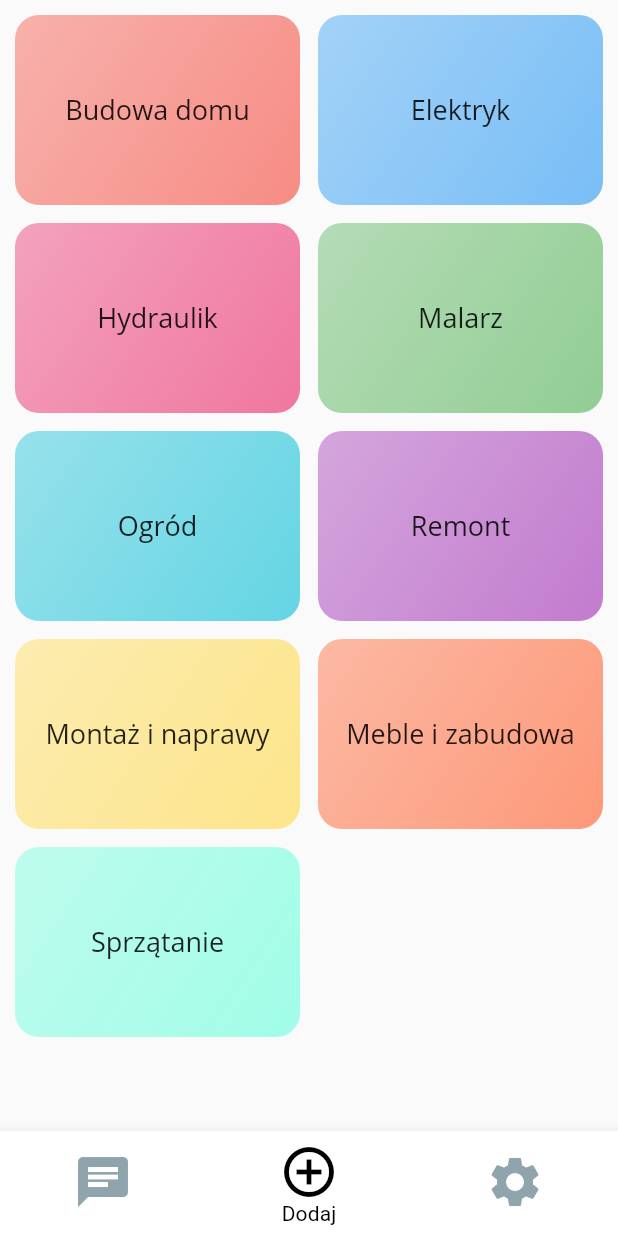
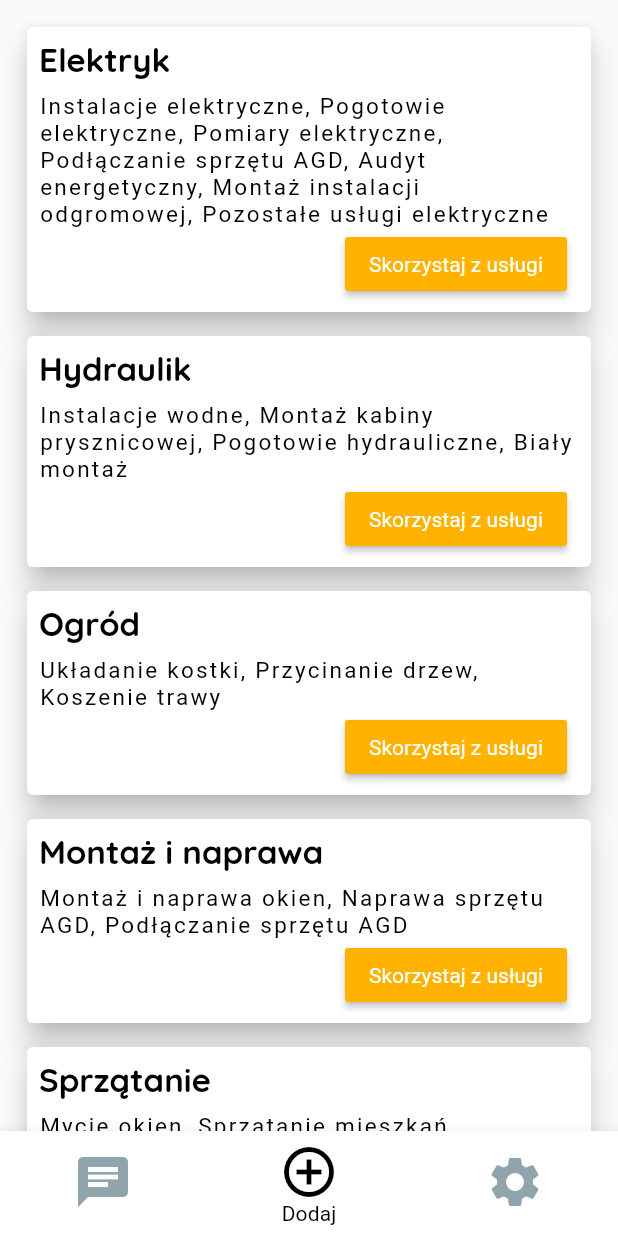
Before and after one commit to AdamTrybus/emfor, a Flutter app: the OverviewScreen screen opened directly with empty values, on a phone screen of 412 x 824 dp. Run offline on Flutter 3.47's test engine with Material 2 defaults, Android fonts, the light colour scheme and no system bars; our stand-ins replace cloud_firestore, file_picker, firebase_auth, firebase_storage, google_maps_flutter, image_picker and 5 more; missing offline and left inert: flutter_google_places, geocoder, google_maps_webservice; accounts and stored records are empty.

```diff
--- a/lib/providers/categories.dart
+++ b/lib/providers/categories.dart
@@ -151,6 +151,333 @@ class Categories {
           ],
         },
       },
+    },
+    "Hydraulik": {
+      "Instalacje wodne": {
+        "Jakiej usługi potrzebujesz?": {
+          "multi": true,
+          "options": [
+            "montaż",
+            "naprawa",
+            "przegląd",
+            "wymiana",
+          ],
+        },
+        "Czego dotyczy usługa?": {
+          "multi": false,
+          "options": [
+            "całej instalacji",
+            "armatury wodnej (sanitarnej)",
+            "rur",
+            "wodomierzy",
+            "inne - opiszę w ostatnim kroku",
+          ],
+        },
+        "Ilu pomieszczeń dotyczy usługa?": {
+          "multi": false,
+          "options": [
+            "1",
+            "2",
+            "3",
+            "4 i więcej",
+          ],
+        },
+      },
+      "Montaż kabiny prysznicowej": {
+        "Jakiego rodzaju kabinę chcesz zamontować?": {
+          "multi": false,
+          "options": [
+            "zwykła (natryskowa)",
+            "wielofunkcyjna (np. z hydromasażem)",
+          ],
+        },
+      },
+      "Pogotowie hydrauliczne": {
+        "Co się dzieje?": {
+          "multi": true,
+          "options": [
+            "uszkodzony kran / bateria",
+            "pęknięty zlew / wanna / WC",
+            "pęknięta / zapchana rura",
+            "zepsuta spłuczka",
+            "inne - opiszę w ostatnim kroku",
+          ],
+        },
+        "Gdzie usługa ma być wykonana?": {
+          "multi": false,
+          "options": [
+            "dom",
+            "mieszkanie",
+            "lokal użytkowy / usługowy",
+            "kamienica",
+          ],
+        },
+      },
+      "Biały montaż": {
+        "Jaki sprzęt chcesz zamontować?": {
+          "multi": true,
+          "options": [
+            "brodzik / kabina prysznicowa",
+            "umywalka / zlew",
+            "wanna",
+            "WC",
+            "inne - opiszę w ostatnim kroku",
+          ],
+        },
+        "Jakie dodatkowe usługi Cię interesują?": {
+          "multi": false,
+          "options": [
+            "nie potrzebuję dodatkowych usług",
+            "montaż baterii",
+            "układanie płytek ceramicznych",
+            "inne - opiszę w ostatnim kroku"
+          ],
+        },
+      },
+    },
+    "Ogród": {
+      "Układanie kostki": {
+        "Gdzie chcesz położyć kostkę?": {
+          "multi": true,
+          "options": [
+            "chodnik",
+            "podjazd",
+            "altana",
+            "parking",
+            "opaska wokół domu",
+            "inne - ustalę szczegóły z wykonawcą",
+          ],
+        },
+        "Ile m² kostki chcesz ułożyć?": {
+          "multi": false,
+          "options": [
+            "do 10 m²",
+            "10 - 50 m²",
+            "51 - 100 m²",
+            "101 - 150 m²",
+            "powyżej 150 m²",
+            "ilość",
+          ],
+        },
+        "Czy zapewniasz materiały?": {
+          "multi": false,
+          "options": [
+            "Tak, zapewniam",
+            "Nie, zapewniam",
+          ],
+        },
+      },
+      "Przycinanie drzew": {
+        "Jaki typ drzewa chcesz przyciąć?": {
+          "multi": true,
+          "options": [
+            "iglaste",
+            "liściaste",
+          ],
+        },
+        "ile drzew chcesz przyciąć? ": {
+          "multi": false,
+          "options": [
+            "1",
+            "2-4",
+            "4-10",
+            "Inna ilość",
+          ],
+        },
+      },
+      "Koszenie trawy": {
+        "Obszar koszenia?": {
+          "multi": false,
+          "options": [
+            "mniej niż 10 m²",
+            "10 - 50 m²",
+            "51 - 100 m²",
+            "powyżej 150 m²",
+          ],
+        },
+        "Jaki sprzęt do koszenia posiadasz?": {
+          "multi": true,
+          "options": [
+            "nie zapewniam sprzętu",
+            "kosiarka spalinowa",
+            "kosiarka elektryczna",
+            "podkaszarka",
+            "inny - opiszę w ostatnim kroku",
+          ],
+        },
+      },
+    },
+    "Montaż i naprawa": {
+      "Montaż i naprawa okien": {
+        "Co chcesz zrobić?": {
+          "multi": true,
+          "options": [
+            "Montaż drzwi wewnętrznych",
+            "Montaż drzwi zewnętrznych",
+            "Naprawa okien",
+            "Regulacja drzwi",
+            "Regulacja okien",
+            "Uszczelnianie okien",
+            "Wymiana okien",
+          ],
+        },
+        "Jakiego rodzaju okien/drzwi dotyczy usługa": {
+          "multi": true,
+          "options": [
+            "ścienne (zwykłe okno)",
+            "balkonowe",
+            "dachowe",
+            "przesuwne",
+            "inne - opiszę w ostatnim kroku",
+          ],
+        },
+        "Z jakiego materiału są wykonane okna?": {
+          "multi": false,
+          "options": [
+            "aluminium",
+            "drewno",
+            "PCV",
+            "inne - opiszę w ostatnim kroku",
+          ],
+        },
+        "Ilość okien ulegającym naprawie": {
+          "multi": false,
+          "options": ["1", "1-3", "3-5", "więcej()"],
+        },
+      },
+      "Naprawa sprzętu AGD": {
+        "Jaki sprzęt chcesz naprawić ?": {
+          "multi": true,
+          "options": [
+            "lodówkę",
+            "piekarnik elektryczny",
+            "płytę indukcyjną / ceramiczną",
+            "pralkę / zmywarkę",
+            "inne – pole własne ",
+          ],
+        },
+        "Jakie są problemy ze sprzętem?": {
+          "multi": true,
+          "options": [
+            "hałasuje",
+            "nie włącza się",
+            "przegrzewa się",
+            "wolniej pracuje",
+            "inne - opiszę w ostatnim kroku",
+          ],
+        },
+      },
+      "Podłączanie sprzętu AGD": {
+        "Jaki sprzęt chcesz podłączyć?": {
+          "multi": true,
+          "options": [
+            "lodówkę",
+            "piekarnik elektryczny",
+            "płytę indukcyjną / ceramiczną",
+            "Regulacja drzwi",
+            "pralkę / zmywarkę",
+            "inne – pole własne",
+          ],
+        },
+        "Typ sprzętu": {
+          "multi": false,
+          "options": [
+            "wolnostojący",
+            "pod zabudowę ",
+          ],
+        },
+      },
+    },
+    "Sprzątanie": {
+      "Mycie okien": {
+        "Gdzie chcesz umyć okna?": {
+          "multi": true,
+          "options": [
+            "dom jednorodzinny",
+            "dom wielorodzinny",
+            "mieszkanie",
+            "lokal użytkowy / usługowy",
+            "kamienica",
+            "inne - opiszę w ostatnim kroku"
+          ],
+        },
+        "Jakie okna chcesz umyć": {
+          "multi": true,
+          "options": [
+            "zwykłe okna",
+            "okna balkonowe",
+            "okna dachowe",
+            "witryny",
+            "inne - opiszę w ostatnim kroku",
+          ],
+        },
+        "Ile okien chcesz umyć?": {
+          "multi": false,
+          "options": [
+            "1",
+            "1-3",
+            "3-5",
+            "więcej()",
+          ],
+        },
+      },
+      "Sprzątanie mieszkań": {
+        "Jaka jest powierzchnia mieszkania?": {
+          "multi": true,
+          "options": [
+            "mniej niż 30 m²",
+            "30 - 50 m²",
+            "51 - 70 m²",
+            "71 - 90 m²",
+            "powyżej 90 m²",
+            "inne - opiszę w ostatnim kroku"
+          ],
+        },
+        "jakie pomieszczenia są do posprzątania": {
+          "multi": false,
+          "options": [
+            "pokój",
+            "łazienka",
+            "kuchnia",
+            "piwnica / komórka lokatorska",
+            "inne - opiszę w ostatnim kroku",
+          ],
+        },
+      },
+      "Dezynfekcja": {
+        "Jakiej nieruchomości dotyczy usługa": {
+          "multi": true,
+          "options": [
+            "dom",
+            "mieszkanie",
+            "mieszkanie",
+            "lokal użytkowy / usługowy",
+            "kamienica",
+            "inne - opiszę w ostatnim kroku"
+          ],
+        },
+        "Jakiej usługi poszukujesz?": {
+          "multi": true,
+          "options": [
+            "odkomarzanie",
+            "zwalczanie karaluchów",
+            "zwalczanie much",
+            "zwalczanie os / szerszeni",
+            "zwalczanie pluskiew / obrzeżków / kleszczy",
+            "inne - opiszę w ostatnim kroku",
+          ],
+        },
+        "jaka powierzchnia wymaga dezynsekcji": {
+          "multi": false,
+          "options": [
+            "mniej niż 30 m²",
+            "30 - 50 m²",
+            "51 - 70 m²",
+            "71 - 90 m²",
+            "więcej",
+          ],
+        },
+      },
     }
   };
 }
--- a/lib/screens/chat_detail_screen.dart
+++ b/lib/screens/chat_detail_screen.dart
@@ -53,8 +53,13 @@ class _ChatScreenDetailState extends State<ChatScreenDetail> {
     return WillPopScope(
       onWillPop: _onWillPop,
       child: Scaffold(
+        backgroundColor: Colors.grey[100],
         appBar: AppBar(
           title: Text(expertName),
+          leading: IconButton(
+            icon: Icon(Icons.arrow_back, color: Colors.white),
+            onPressed: () => Navigator.of(context).pop(),
+          ),
         ),
         body: isLoading
             ? Center(
--- a/lib/screens/home_screen.dart
+++ b/lib/screens/home_screen.dart
@@ -1,7 +1,8 @@
-import 'dart:math';
-
 import 'package:flutter/material.dart';
+import 'package:new_emfor/providers/categories.dart';
+import 'package:new_emfor/providers/work.dart';
 import 'package:new_emfor/screens/category_screen.dart';
+import 'package:provider/provider.dart';
 
 class HomeScreen extends StatefulWidget {
   @override
@@ -9,62 +10,63 @@ class HomeScreen extends StatefulWidget {
 }
 
 class _HomeScreenState extends State<HomeScreen> {
-  final categories = [
-    "Budowa domu",
-    "Elektryk",
-    "Hydraulik",
-    "Malarz",
-    "Ogród",
-    "Remont",
-    "Montaż i naprawy",
-    "Meble i zabudowa",
-    "Sprzątanie"
-  ];
-  final availableColors = [
-    Colors.red,
-    Colors.blue,
-    Colors.pink,
-    Colors.green,
-    Colors.cyan,
-    Colors.purple,
-    Colors.amberAccent,
-    Colors.deepOrange,
-    Colors.tealAccent,
-  ];
+  final categories = Categories().workData.keys.toList();
 
   @override
   Widget build(BuildContext context) {
-    return GridView.builder(
+    return ListView.builder(
       padding: const EdgeInsets.all(10.0),
-      itemCount: 9,
-      itemBuilder: (ctx, i) => InkWell(
-        onTap: ()=>Navigator.of(context).pushNamed(CategoryScreen.routeName),
-              child: Container(
-          decoration: BoxDecoration(
-            borderRadius: BorderRadius.all(Radius.circular(16)),
-            gradient: LinearGradient(
-              colors: [
-                availableColors[i].withOpacity(0.4),
-                availableColors[i].withOpacity(0.6),
-              ],
-              begin: Alignment.topLeft,
-              end: Alignment.bottomRight,
-              stops: [0, 1],
-            ),
-          ),
-          child: Center(
-            child: Text(
-              categories[i],
-              style: Theme.of(context).textTheme.title,
-            ),
+      itemCount: categories.length,
+      itemBuilder: (ctx, i) => Card(
+        elevation: 8,
+        margin: const EdgeInsets.all(8.0),
+        child: Padding(
+          padding: const EdgeInsets.all(8.0),
+          child: Column(
+            crossAxisAlignment: CrossAxisAlignment.start,
+            children: [
+              Text(
+                categories[i],
+                style: TextStyle(
+                  fontFamily: "Quicksand",
+                  fontSize: 22,
+                  color: Colors.black,
+                  fontWeight: FontWeight.w600,
+                ),
+              ),
+              SizedBox(
+                height: 8,
+              ),
+              Text(
+                Categories().workData[categories[i]].keys.toList().join(", "),
+                style: Theme.of(context).textTheme.overline,
+              ),
+              Row(
+                children: [
+                  Expanded(
+                    child: SizedBox(),
+                  ),
+                  Padding(
+                    padding: const EdgeInsets.symmetric(horizontal: 8),
+                    child: RaisedButton(
+                      onPressed: () {
+                        Provider.of<Work>(context, listen: false)
+                            .setCategory(categories[i]);
+                        Navigator.of(context)
+                            .pushNamed(CategoryScreen.routeName);
+                      },
+                      child: Text(
+                        "Skorzystaj z usługi",
+                        style: TextStyle(color: Colors.white, fontSize: 14),
+                      ),
+                      color: Colors.amber[600],
+                    ),
+                  ),
+                ],
+              )
+            ],
           ),
         ),
-      ),
-      gridDelegate: SliverGridDelegateWithFixedCrossAxisCount(
-        crossAxisCount: 2,
-        childAspectRatio: 3 / 2,
-        crossAxisSpacing: 12,
-        mainAxisSpacing: 12,
       ),
     );
   }
```
Also changed, not shown: lib/providers/work.dart (+18 -14 lines), lib/screens/category_screen.dart (+24 -12 lines), lib/screens/chat/principal_chat.dart (+4 -4 lines), lib/screens/subcategory_screen.dart (+72 -42 lines), lib/widgets/autocomplete_map.dart (+7 -7 lines), lib/widgets/chat/message_bubble.dart (+8 -6 lines), lib/widgets/chat/new_message.dart (+46 -24 lines), lib/widgets/description.dart (+6 -5 lines), lib/widgets/time_picker.dart (+3 -6 lines).
